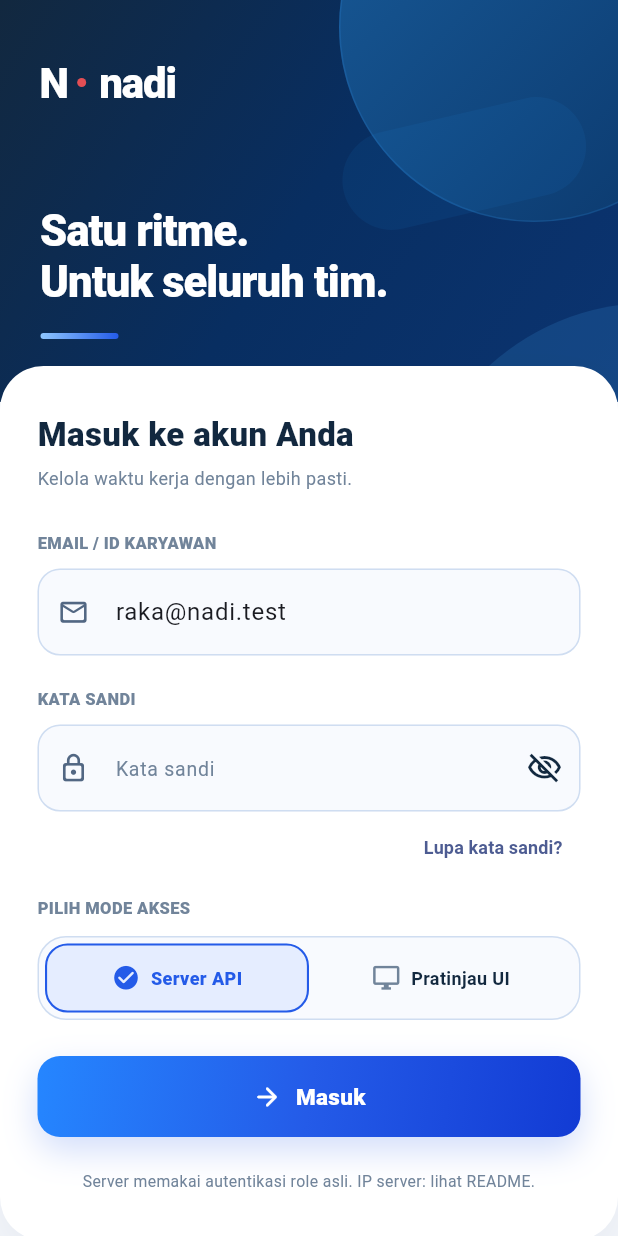
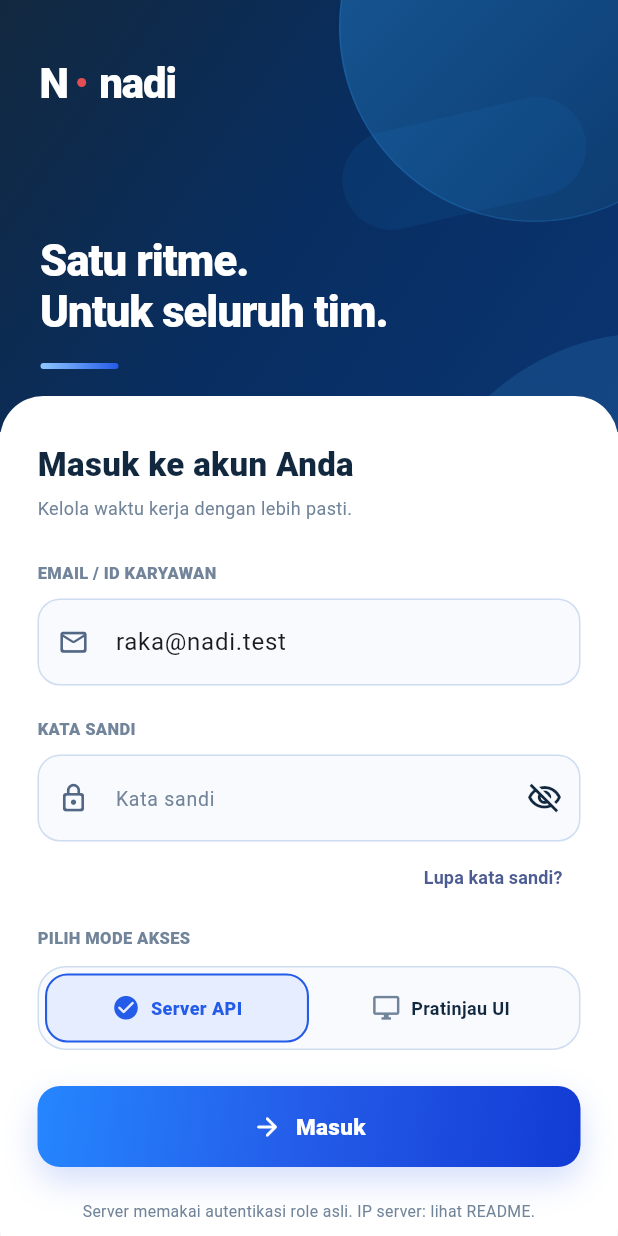
Before and after one commit to imKul7/nadi-hris-flutter, a Flutter app: the screen it shows after launch, on a phone screen of 412 x 824 dp. Run offline on Flutter 3.47's test engine with Material 3 defaults, Android fonts, the phone set to English and light mode, and no system bars; our stand-ins replace geolocator.

Commit message:
fix(ui): prevent hero content overflow on narrow phones

```diff
--- a/lib/main.dart
+++ b/lib/main.dart
@@ -365,13 +365,15 @@ class _LoginScreenState extends State<LoginScreen> {
   }
 
   Widget _brandHero({required bool desktop}) {
+    // The headline wraps to more lines on 320px phones; allow additional room.
+    final narrowPhone = MediaQuery.sizeOf(context).width < 360;
     return ClipRRect(
       borderRadius: BorderRadius.only(
         topLeft: Radius.circular(desktop ? 28 : 0),
         topRight: Radius.circular(desktop ? 28 : 0),
       ),
       child: SizedBox(
-        height: desktop ? 265 : 268,
+        height: desktop ? 265 : (narrowPhone ? 322 : 288),
         child: DecoratedBox(
           decoration: const BoxDecoration(
             gradient: LinearGradient(
```
